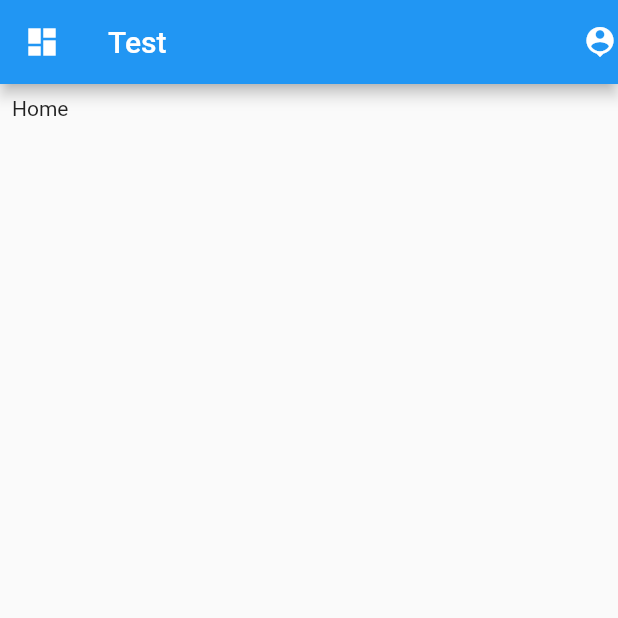
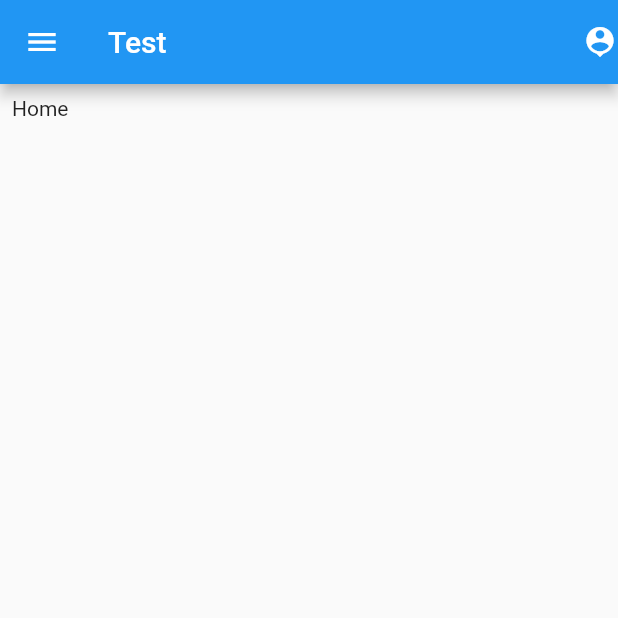
Before and after one commit to akashduggal567/hack20, a Flutter app: the screen it shows after launch, item 2 of the bottom bar chosen, on a phone screen of 412 x 824 dp, the top half of it. Run offline on Flutter 3.47's test engine with Material 2 defaults, Android fonts, the phone set to English and light mode, and no system bars; our stand-ins replace auto_route, get_it, injectable, stacked, stacked_services.

```diff
--- a/lib/ui/views/dashboard/dashboard_view.dart
+++ b/lib/ui/views/dashboard/dashboard_view.dart
@@ -1,6 +1,5 @@
 import 'package:infinity/ui/views/dashboard/dashboard_viewModel.dart';
 import 'package:flutter/material.dart';
-import 'package:smooth_star_rating/smooth_star_rating.dart';
 import 'package:stacked/stacked.dart';
 
 import 'home/home_view.dart';
@@ -30,9 +29,6 @@ class _DashboardViewState extends State<DashboardView> {
     return ViewModelBuilder<DashboardViewModel>.reactive(
         builder: (context, model, child) => Scaffold(
           appBar: AppBar(
-            leading: Container(
-              child: Icon(Icons.dashboard),
-            ),
             title: Text("Test"),
             actions: <Widget>[
               Icon(Icons.person_pin),
--- a/lib/ui/views/dashboard/home/home_view.dart
+++ b/lib/ui/views/dashboard/home/home_view.dart
@@ -1,6 +1,5 @@
 import 'package:flutter/material.dart';
 import 'package:infinity/ui/views/dashboard/home/home_viewModel.dart';
-import 'package:smooth_star_rating/smooth_star_rating.dart';
 import 'package:stacked/stacked.dart';
 
 class HomeView extends StatelessWidget {
```
